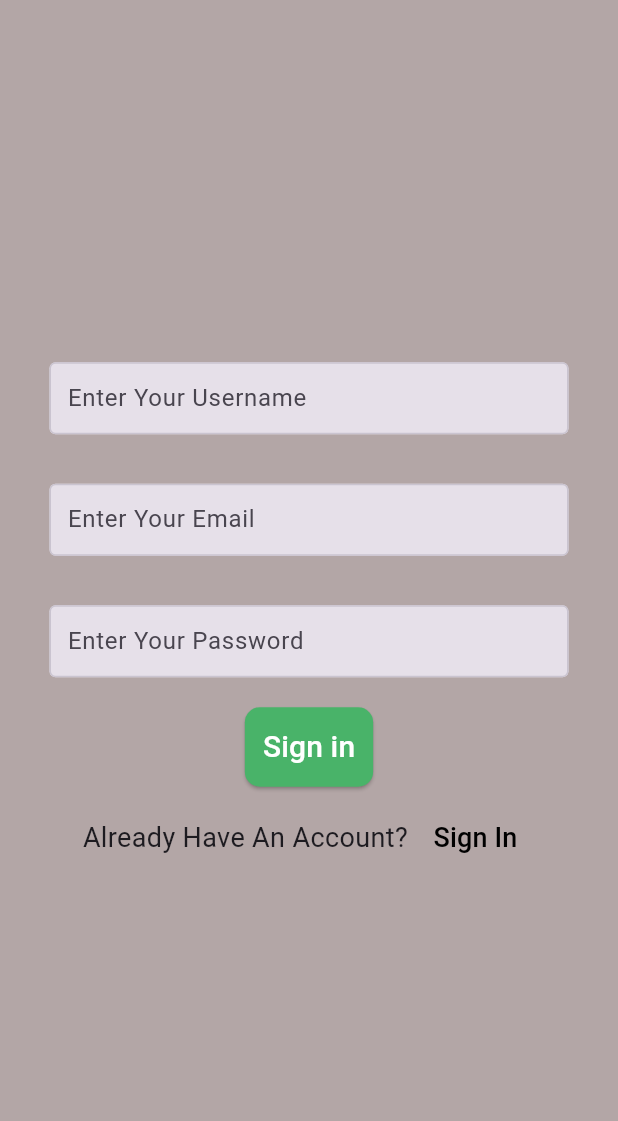
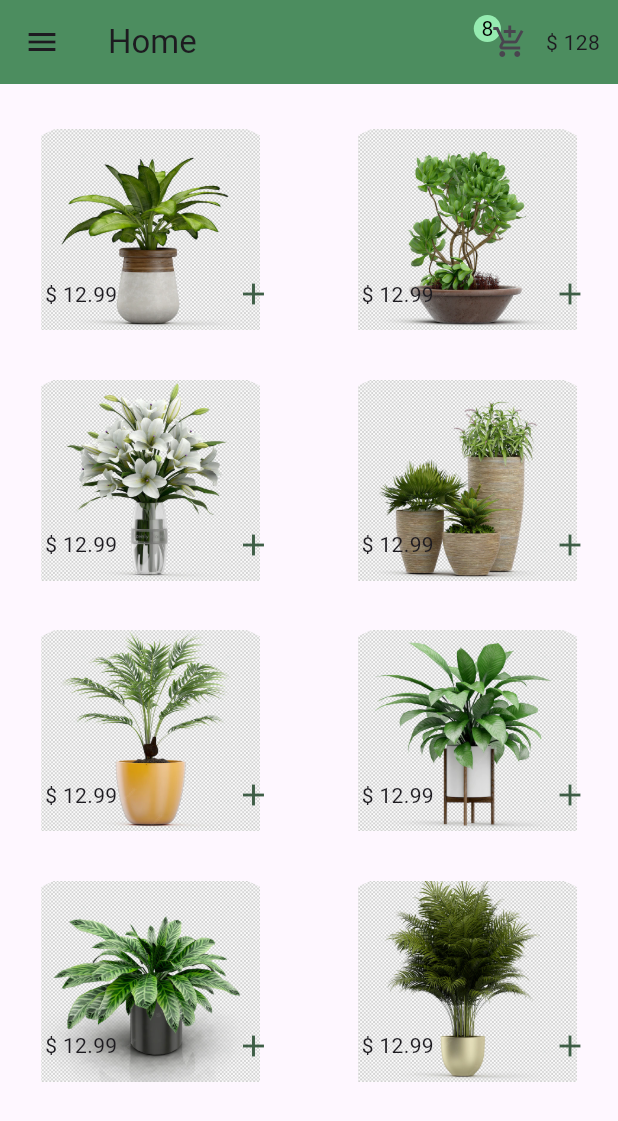
Before and after one commit to chadijawad/mini_ecommerce_app, a Flutter app: the screen it shows after launch, on a phone screen of 412 x 824 dp. Shown: the top 1121 px of the screen. Run offline on Flutter 3.47's test engine with Material 3 defaults, Android fonts, the phone set to English and light mode, and no system bars.

Commit message:
design for Home widget (Appbar and drawer)

```diff
--- /dev/null
+++ b/lib/classes/items.dart
@@ -0,0 +1,5 @@
+class Item {
+  String imgPath;
+  double price;
+  Item({required this.imgPath, required this.price});
+}
--- a/lib/main.dart
+++ b/lib/main.dart
@@ -1,4 +1,5 @@
 import 'package:flutter/material.dart';
+import 'package:mini_ecommerce_app/pages/home.dart';
 import 'package:mini_ecommerce_app/pages/login.dart';
 import 'package:mini_ecommerce_app/pages/register.dart';
 
@@ -14,7 +15,7 @@ class MyApp extends StatelessWidget {
   Widget build(BuildContext context) {
     return const MaterialApp(
       debugShowCheckedModeBanner: false,
-      home: Register(),
+      home: Home(),
     );
   }
 }
--- /dev/null
+++ b/lib/pages/home.dart
@@ -0,0 +1,155 @@
+import 'package:flutter/material.dart';
+import 'package:mini_ecommerce_app/classes/items.dart';
+import 'package:mini_ecommerce_app/constant/colors.dart';
+
+class Home extends StatefulWidget {
+  const Home({super.key});
+
+  @override
+  State<Home> createState() => _HomeState();
+}
+
+class _HomeState extends State<Home> {
+  final List<Item> items = [
+    Item(price: 12.99, imgPath: "assets/2.webp"),
+    Item(price: 12.99, imgPath: "assets/3.webp"),
+    Item(price: 12.99, imgPath: "assets/4.webp"),
+    Item(price: 12.99, imgPath: "assets/5.webp"),
+    Item(price: 12.99, imgPath: "assets/6.webp"),
+    Item(price: 12.99, imgPath: "assets/7.webp"),
+    Item(price: 12.99, imgPath: "assets/8.webp"),
+    Item(price: 12.99, imgPath: "assets/1.webp"),
+  ];
+  @override
+  Widget build(BuildContext context) {
+    return SafeArea(
+      child: Scaffold(
+        body: Padding(
+          padding: const EdgeInsets.only(top: 30),
+          child: GridView.builder(
+              gridDelegate: const SliverGridDelegateWithFixedCrossAxisCount(
+                  crossAxisCount: 2,
+                  childAspectRatio: 3 / 2,
+                  crossAxisSpacing: 10,
+                  mainAxisSpacing: 33),
+              itemCount: items.length,
+              itemBuilder: (BuildContext context, int index) {
+                return GridTile(
+                  footer: GridTileBar(
+                    // backgroundColor: const Color.fromARGB(66, 73, 127, 110),
+                    trailing: IconButton(
+                        color: const Color.fromARGB(255, 62, 94, 70),
+                        onPressed: () {},
+                        icon: const Icon(Icons.add)),
+                    leading: Container(
+                      margin: const EdgeInsets.only(left: 22),
+                      child:  Text("\$ ${items[index].price.toString()}"),
+                    ),
+                    title: const Text(
+                      "",
+                    ),
+                  ),
+                  child: GestureDetector(
+                    onTap: () {},
+                    // use ClipRRect & Positioned
+                    child: Stack(
+                      children: [
+                        Positioned(
+                          bottom: -9,
+                          top: -3,
+                          right: 0,
+                          left: 0,
+                          child: ClipRRect(
+                            // clipBehavior: Clip.antiAliasWithSaveLayer,
+                            borderRadius: BorderRadius.circular(55),
+                            child: Image.asset(items[index].imgPath),
+                          ),
+                        ),
+                      ],
+                    ),
+                  ),
+                );
+              }),
+        ),
+        drawer: Drawer(
+          child: Column(
+            children: [
+              const UserAccountsDrawerHeader(
+                // currentAccountPictureSize: Size.square(50),
+                decoration: BoxDecoration(
+                  image: DecorationImage(
+                    image: AssetImage(
+                      'assets/backgroundmod.jpg',
+                    ),
+                    fit: BoxFit.cover,
+                  ),
+                ),
+                currentAccountPicture: CircleAvatar(
+                  radius: 100,
+                  backgroundImage: AssetImage(
+                      'assets/pngtree-user-icon-png-image_1796659.jpg'),
+                ),
+
+                accountName: Text('Chadi Jawad'),
+                accountEmail: Text('chadi@gmail.com'),
+              ),
+              ListTile(
+                  title: const Text("Home"),
+                  leading: const Icon(Icons.home),
+                  onTap: () {}),
+              ListTile(
+                  title: const Text("My products"),
+                  leading: const Icon(Icons.add_shopping_cart),
+                  onTap: () {}),
+              ListTile(
+                  title: const Text("About"),
+                  leading: const Icon(Icons.help_center),
+                  onTap: () {}),
+              ListTile(
+                  title: const Text("Logout"),
+                  leading: const Icon(Icons.exit_to_app),
+                  onTap: () {}),
+              const Spacer(),
+              const Padding(
+                padding: EdgeInsets.all(18),
+                child: Text('developed by Chadi Jawad 2024'),
+              )
+            ],
+          ),
+        ),
+        appBar: AppBar(
+          backgroundColor: appbarGreen,
+          title: const Text("Home"),
+          actions: [
+            Row(
+              children: [
+                Stack(
+                  children: [
+                    Container(
+                      padding: const EdgeInsets.all(5),
+                      decoration: const BoxDecoration(
+                          color: Color.fromARGB(211, 164, 255, 193),
+                          shape: BoxShape.circle),
+                      child: const Text(
+                        "8",
+                        style: TextStyle(color: Color.fromARGB(255, 0, 0, 0)),
+                      ),
+                    ),
+                    IconButton(
+                      onPressed: () {},
+                      icon: const Icon(Icons.add_shopping_cart),
+                    ),
+                  ],
+                ),
+                const Padding(
+                  padding: EdgeInsets.only(right: 12),
+                  child: Text("\$ 128"),
+                )
+              ],
+            )
+          ],
+        ),
+      ),
+    );
+  }
+}
--- a/pubspec.yaml
+++ b/pubspec.yaml
@@ -59,9 +59,9 @@ flutter:
   uses-material-design: true
 
   # To add assets to your application, add an assets section, like this:
-  # assets:
-  #   - images/a_dot_burr.jpeg
-  #   - images/a_dot_ham.jpeg
+  assets:
+    - assets/
+
 
   # An image asset can refer to one or more resolution-specific "variants", see
   # https://flutter.dev/assets-and-images/#resolution-aware
```
Also changed, not shown: assets/1.webp (added), assets/2.webp (added), assets/3.webp (added), assets/4.webp (added), assets/5.webp (added), assets/6.webp (added), assets/7.webp (added), assets/8.webp (added), assets/backgroundmod.jpg (added), assets/pngtree-user-icon-png-image_1796659.jpg (added).
